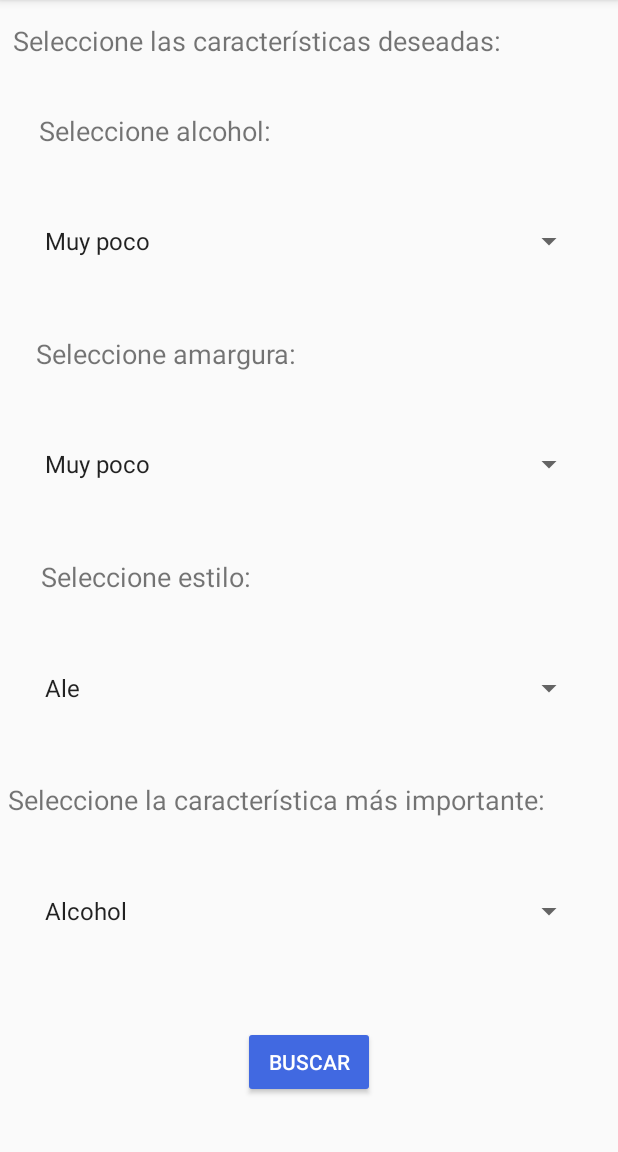
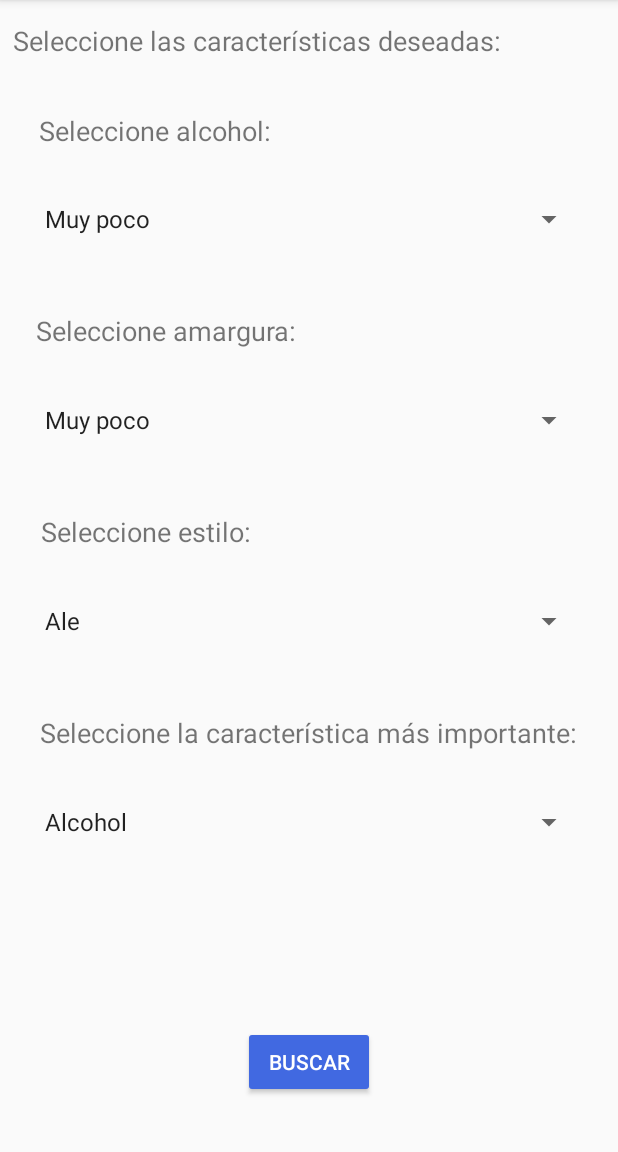
Before and after one commit to falegre05/BeerAdvicer, an Android app: the screen it shows after launch (MainActivity), on a phone screen of 412 x 824 dp, the part 84-1236 px from its top. Run offline under Robolectric (Android 15) with nearby library versions, the phone set to English and light mode, and no system bars; libraries missing offline, so code that uses them is left out: org.semanticweb.owlapi.

Commit message:
Funcionando con ip global

```diff
--- a/App/MyApplication/app/src/main/java/com/example/ferzi/myapplication/ClientTask.java
+++ b/App/MyApplication/app/src/main/java/com/example/ferzi/myapplication/ClientTask.java
@@ -27,7 +27,8 @@ public class ClientTask extends AsyncTask<String, Void, Integer> {
     private String selectedProperty;
 
     // Para almacenar la dirección y número de puerto donde escucha el servidor
-    static private String SERVER_ADDRESS = "192.168.1.33";  //CASA
+    //static private String SERVER_ADDRESS = "192.168.1.33";  //CASA
+    static private String SERVER_ADDRESS = "81.37.241.232";  //CASA
     static private int SERVER_PORT = 2000;
 
     // Creación del socket con el que se llevará a cabo
--- a/App/MyApplication/app/src/main/res/layout/ontology_loaded.xml
+++ b/App/MyApplication/app/src/main/res/layout/ontology_loaded.xml
@@ -39,7 +39,7 @@
         app:layout_constraintLeft_toLeftOf="parent"
         app:layout_constraintRight_toRightOf="parent"
         app:layout_constraintTop_toTopOf="parent"
-        app:layout_constraintVertical_bias="0.2" />
+        app:layout_constraintVertical_bias="0.18"/>
 
     <TextView
         android:id="@+id/textView3"
@@ -51,8 +51,8 @@
         app:layout_constraintLeft_toLeftOf="parent"
         app:layout_constraintRight_toRightOf="parent"
         app:layout_constraintTop_toTopOf="parent"
-        app:layout_constraintVertical_bias="0.3"
-        app:layout_constraintHorizontal_bias="0.1" /> />
+        app:layout_constraintVertical_bias="0.28"
+        app:layout_constraintHorizontal_bias="0.1" />
 
     <Spinner android:id="@+id/spinnerIbu"
         android:layout_width="368dp"
@@ -61,7 +61,7 @@
         app:layout_constraintLeft_toLeftOf="parent"
         app:layout_constraintRight_toRightOf="parent"
         app:layout_constraintTop_toTopOf="parent"
-        app:layout_constraintVertical_bias="0.4" />
+        app:layout_constraintVertical_bias="0.36"/>
 
     <TextView
         android:id="@+id/textView4"
@@ -73,7 +73,7 @@
         app:layout_constraintLeft_toLeftOf="parent"
         app:layout_constraintRight_toRightOf="parent"
         app:layout_constraintTop_toTopOf="parent"
-        app:layout_constraintVertical_bias="0.5"
+        app:layout_constraintVertical_bias="0.46"
         app:layout_constraintHorizontal_bias="0.1" /> />
 
     <Spinner android:id="@+id/spinnerStyles"
@@ -83,7 +83,7 @@
         app:layout_constraintLeft_toLeftOf="parent"
         app:layout_constraintRight_toRightOf="parent"
         app:layout_constraintTop_toTopOf="parent"
-        app:layout_constraintVertical_bias="0.6" />
+        app:layout_constraintVertical_bias="0.54"/>
     <TextView
         android:id="@+id/textView5"
         android:layout_width="wrap_content"
@@ -94,8 +94,7 @@
         app:layout_constraintLeft_toLeftOf="parent"
         app:layout_constraintRight_toRightOf="parent"
         app:layout_constraintTop_toTopOf="parent"
-        app:layout_constraintVertical_bias="0.7"
-        app:layout_constraintHorizontal_bias="0.1" /> />
+        app:layout_constraintVertical_bias="0.64" />
 
     <Spinner android:id="@+id/spinnerProperties"
         android:layout_width="368dp"
@@ -104,7 +103,7 @@
         app:layout_constraintLeft_toLeftOf="parent"
         app:layout_constraintRight_toRightOf="parent"
         app:layout_constraintTop_toTopOf="parent"
-        app:layout_constraintVertical_bias="0.8" />
+        app:layout_constraintVertical_bias="0.72"/>
 
     <Button
         android:id="@+id/buttonBuscar"
```
